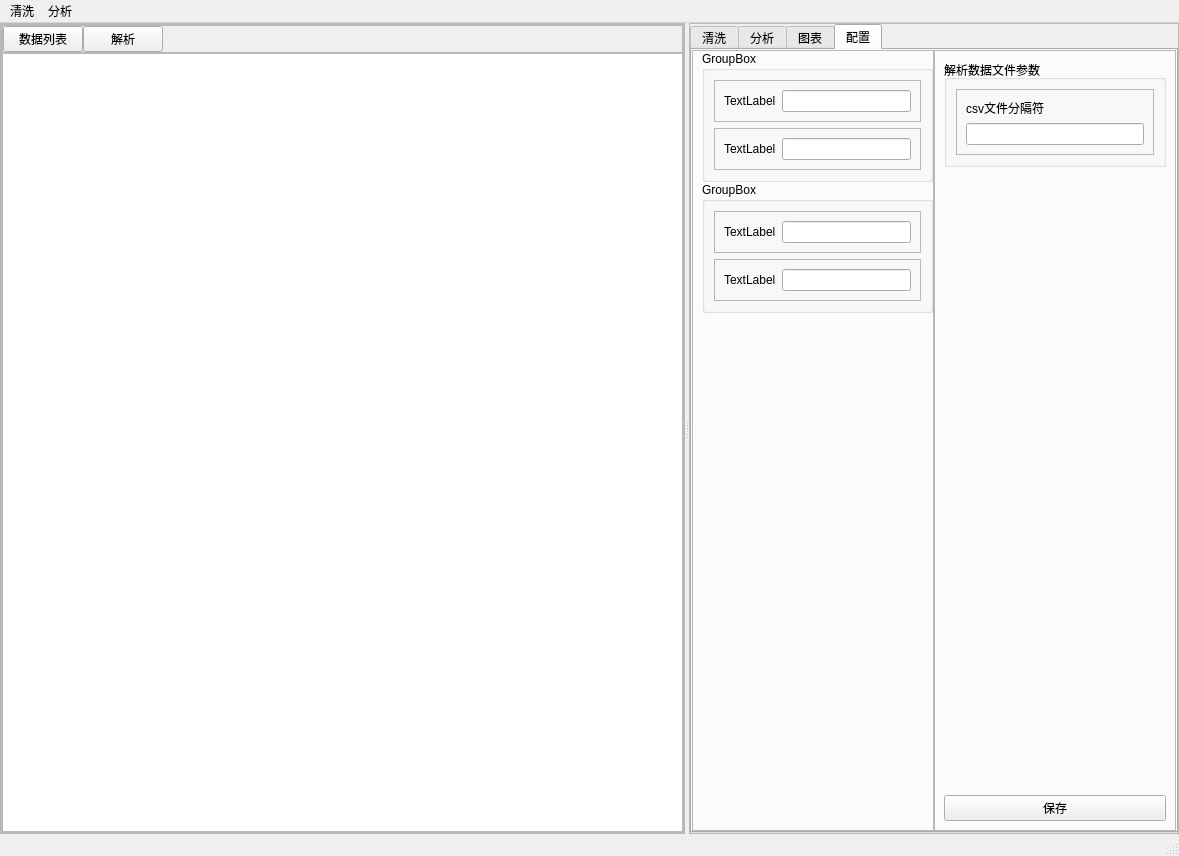
This is SciTools2/mainui/main.ui in xihuyu20000/learn-python as Qt 5 draws it before an edit. The edited form follows.
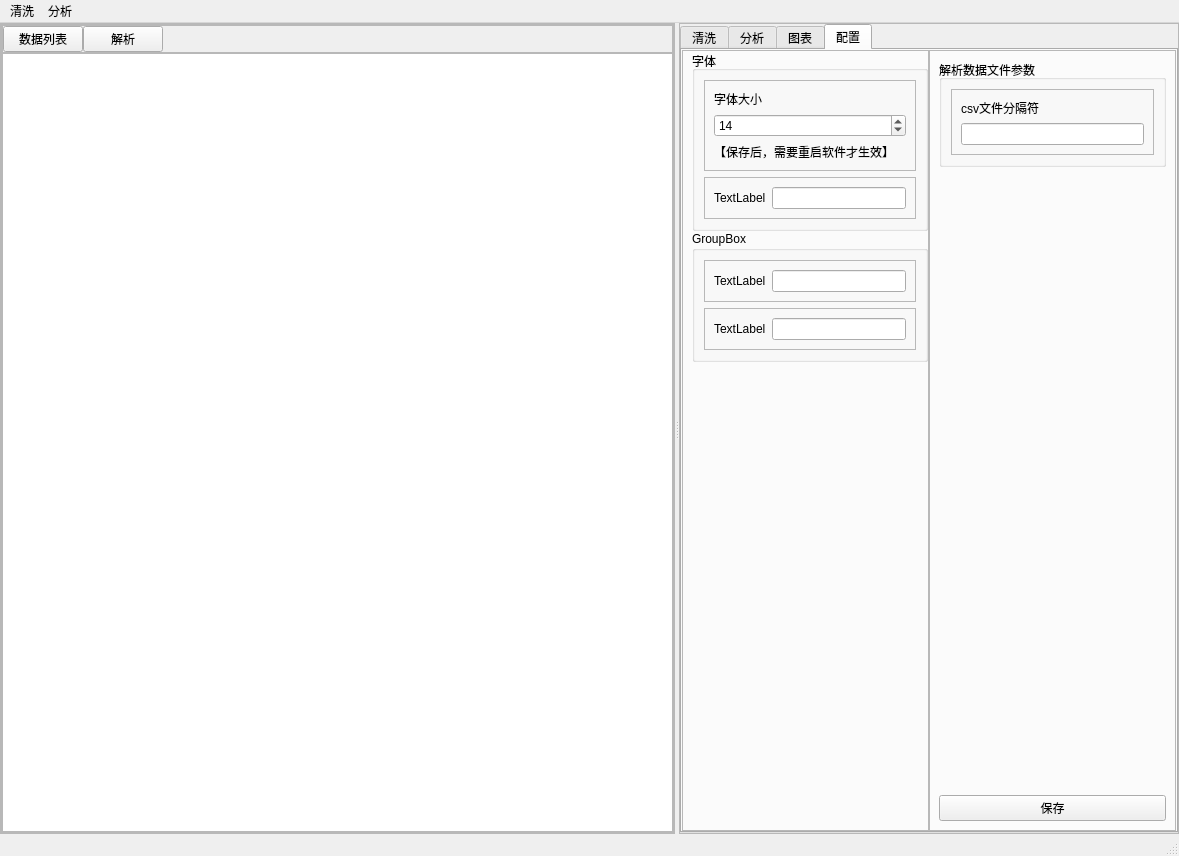
This is the edited form. The open tabs and pages were chosen to show the change. Icons and pictures are not drawn.

```diff
--- a/SciTools2/mainui/main.ui
+++ b/SciTools2/mainui/main.ui
@@ -145,6 +145,9 @@
               <property name="selectionMode">
                <enum>QAbstractItemView::ExtendedSelection</enum>
               </property>
+              <property name="spacing">
+               <number>4</number>
+              </property>
              </widget>
             </item>
            </layout>
@@ -274,7 +277,7 @@
                <item>
                 <widget class="QGroupBox" name="groupBox">
                  <property name="title">
-                  <string>GroupBox</string>
+                  <string>字体</string>
                  </property>
                  <layout class="QVBoxLayout" name="verticalLayout_4">
                   <item>
@@ -285,16 +288,33 @@
                     <property name="frameShadow">
                      <enum>QFrame::Raised</enum>
                     </property>
-                    <layout class="QHBoxLayout" name="horizontalLayout_5">
+                    <layout class="QVBoxLayout" name="verticalLayout_7">
                      <item>
                       <widget class="QLabel" name="label">
                        <property name="text">
-                        <string>TextLabel</string>
+                        <string>字体大小</string>
                        </property>
                       </widget>
                      </item>
                      <item>
-                      <widget class="QLineEdit" name="lineEdit"/>
+                      <widget class="QSpinBox" name="config_global_font_size">
+                       <property name="minimum">
+                        <number>6</number>
+                       </property>
+                       <property name="maximum">
+                        <number>64</number>
+                       </property>
+                       <property name="value">
+                        <number>14</number>
+                       </property>
+                      </widget>
+                     </item>
+                     <item>
+                      <widget class="QLabel" name="label_5">
+                       <property name="text">
+                        <string>【保存后，需要重启软件才生效】</string>
+                       </property>
+                      </widget>
                      </item>
                     </layout>
                    </widget>
```
Left out of the diff: 10 changed lines with no effect on the pictures.
